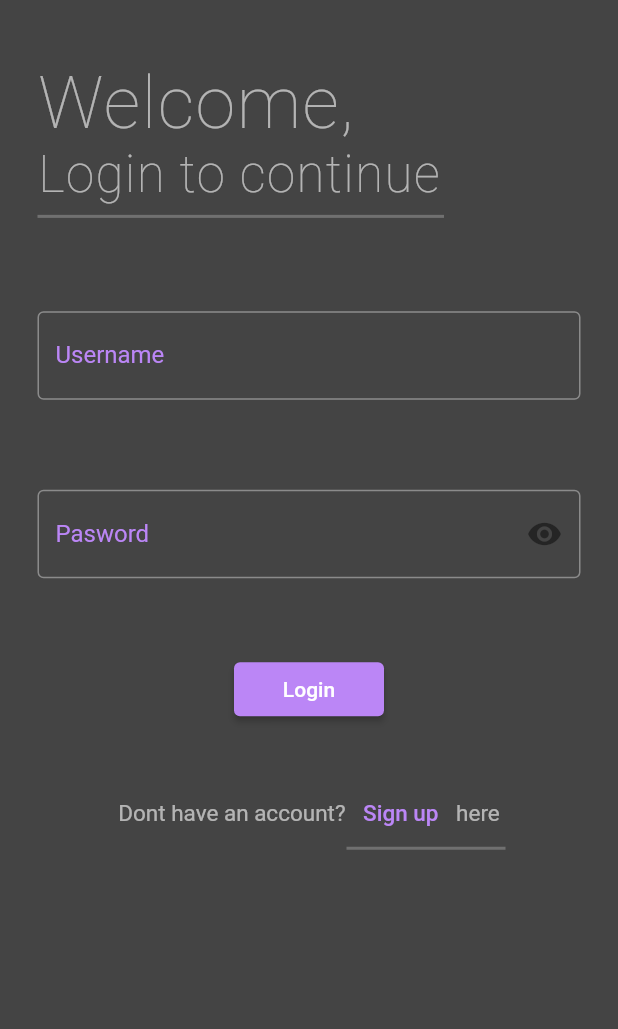
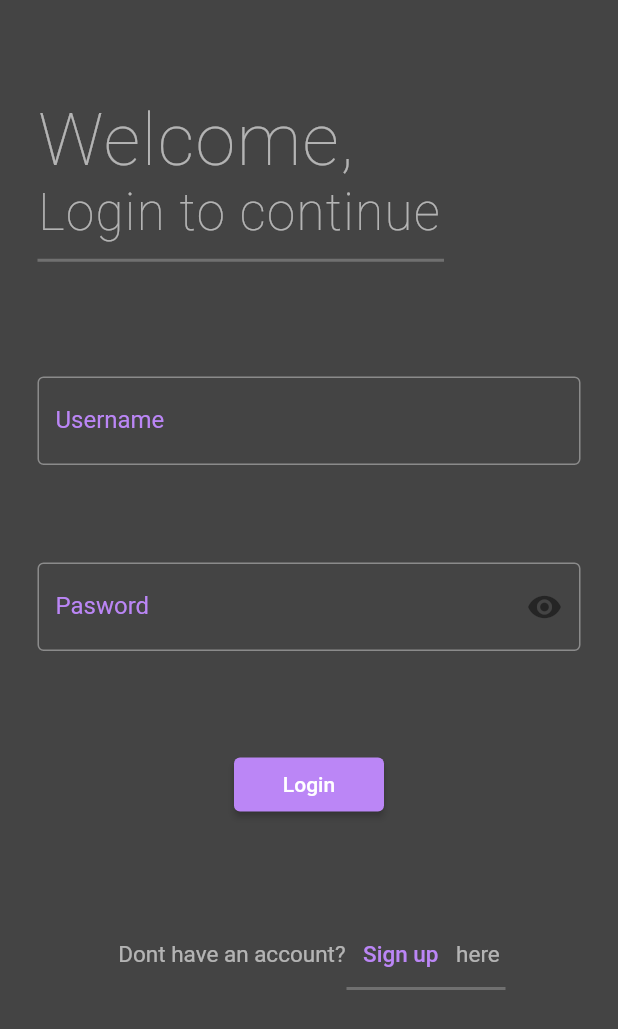
Before and after one commit to sajal48/firebase_curdwithgetx, a Flutter app: the screen it shows after launch, on a phone screen of 412 x 824 dp. Shown: the top 1029 px of the screen. Run offline on Flutter 3.47's test engine with Material 2 defaults, Android fonts, the phone set to English and light mode, and no system bars; our stand-ins replace firebase_auth, firebase_core, get; accounts and stored records are empty.

Commit message:
Updated Login

```diff
--- a/lib/Screens/loginpage.dart
+++ b/lib/Screens/loginpage.dart
@@ -8,17 +8,20 @@ class LoginPage extends StatelessWidget {
     var size = MediaQuery.of(context).size;
     return Scaffold(
       backgroundColor: Color(0xFF444444),
-      body: SingleChildScrollView(
-        child: SafeArea(
+      body: SafeArea(
           child: Container(
         height: size.height,
         width: size.width,
         color: Color(0xFF444444),
         child: Container(
-            margin: EdgeInsets.fromLTRB(25, 40, 25, 20),
+          margin: EdgeInsets.fromLTRB(25, 25, 25, 25),
+          child: SingleChildScrollView(
             child: Column(
               crossAxisAlignment: CrossAxisAlignment.start,
               children: [
+                SizedBox(
+                  height: 40,
+                ),
                 Text(
                   "Welcome,",
                   style: TextStyle(
@@ -33,17 +36,14 @@ class LoginPage extends StatelessWidget {
                         fontSize: 34,
                         fontWeight: FontWeight.w200,
                         color: Color(0x99FFFFFF))),
-                SizedBox(
-                  height: 5,
-                ),
                 Divider(
                   color: Color(0xFF707070),
                   thickness: 2,
-                  height: 6.5,
+                  height: 25,
                   endIndent: 91,
                 ),
                 SizedBox(
-                  height: 60,
+                  height: 65,
                 ),
                 TextFormField(
                   keyboardType: TextInputType.emailAddress,
@@ -62,7 +62,7 @@ class LoginPage extends StatelessWidget {
                       )),
                 ),
                 SizedBox(
-                  height: 60,
+                  height: 65,
                 ),
                 TextFormField(
                   keyboardType: TextInputType.visiblePassword,
@@ -86,7 +86,7 @@ class LoginPage extends StatelessWidget {
                       )),
                 ),
                 SizedBox(
-                  height: 50,
+                  height: 65,
                 ),
                 Align(
                   child: Container(
@@ -102,17 +102,14 @@ class LoginPage extends StatelessWidget {
                   ),
                 ),
                 SizedBox(
-                  height: 35,
+                  height: 65,
                 ),
-                Align(
-                  child: Container(
-                    child: Row(
+                Row(
                   mainAxisAlignment: MainAxisAlignment.center,
                   children: [
                     Text(
                       "Dont have an account? ",
-                          style:
-                              TextStyle(fontSize: 15, color: Color(0x99FFFFFF)),
+                      style: TextStyle(fontSize: 15, color: Color(0x99FFFFFF)),
                     ),
                     TextButton(
                       onPressed: () {},
@@ -121,11 +118,9 @@ class LoginPage extends StatelessWidget {
                               fontSize: 15, color: Color(0xffbb86f6))),
                     ),
                     Text("here",
-                            style: TextStyle(
-                                fontSize: 15, color: Color(0x99FFFFFF))),
+                        style:
+                            TextStyle(fontSize: 15, color: Color(0x99FFFFFF))),
                   ],
-                    ),
-                  ),
                 ),
                 Divider(
                   color: Color(0xFF707070),
@@ -137,8 +132,8 @@ class LoginPage extends StatelessWidget {
               ],
             ),
           ),
+        ),
       )),
-      ),
     );
   }
 }
--- a/lib/main.dart
+++ b/lib/main.dart
@@ -15,6 +15,7 @@ class MyApp extends StatelessWidget {
     return MaterialApp(
       themeMode: ThemeMode.dark,
       home: LoginPage(),
+      debugShowCheckedModeBanner: false,
     );
   }
 }
```
Lines whose indentation alone changed are shown as unchanged.
